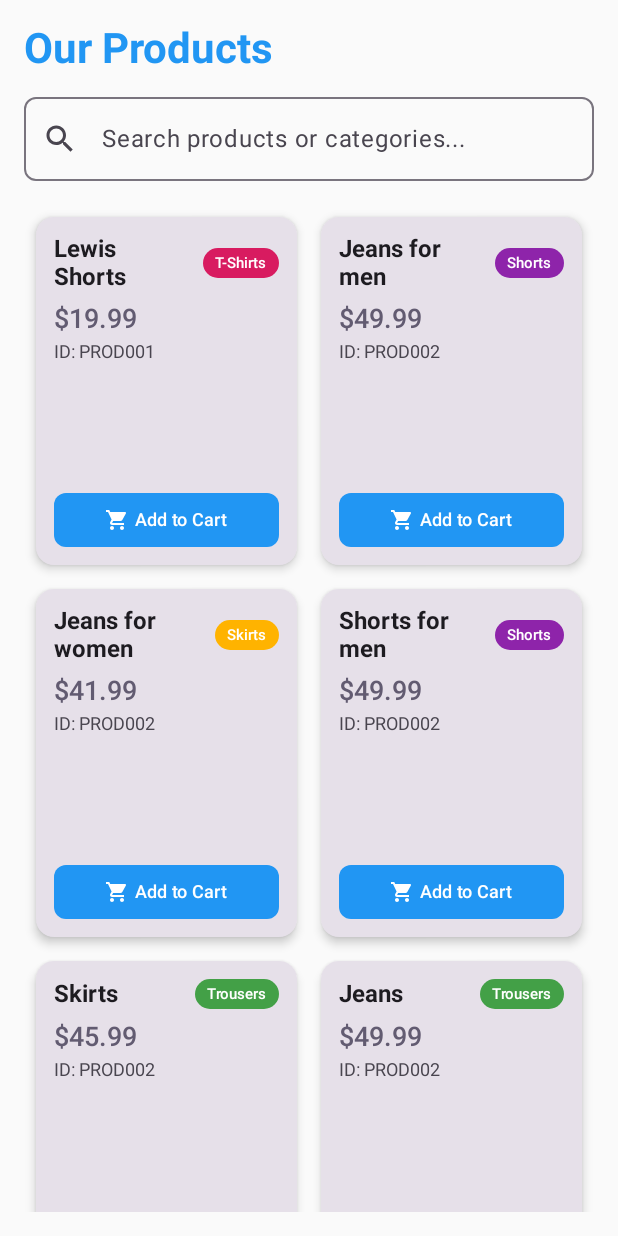
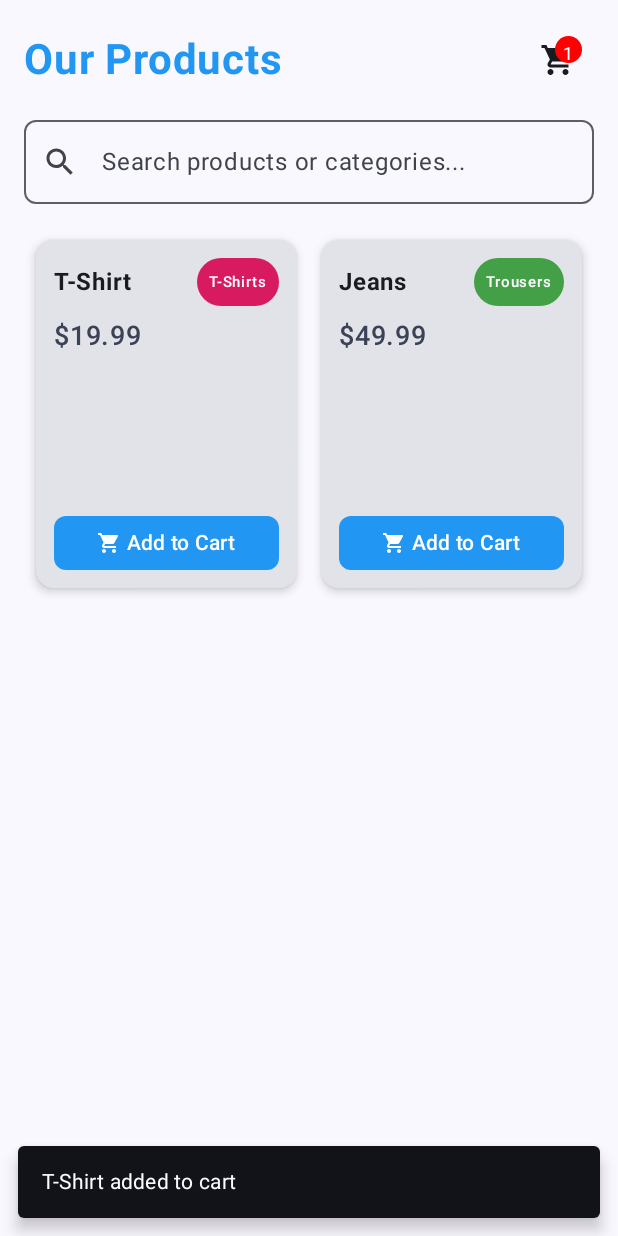
Before and after one commit to kaveenexe/collette, an Android app built with Jetpack Compose: the ProductListingScreen screen opened through its navigation route, after a tap on "Add to Cart", on a phone screen of 412 x 824 dp. Run offline under Robolectric (Android 15) with nearby library versions, the phone set to English and light mode, and no system bars.

Commit message:
Created Cart UI and Products Adding to it

```diff
--- a/app/build.gradle.kts
+++ b/app/build.gradle.kts
@@ -85,6 +85,7 @@ dependencies {
     implementation(libs.retrofit.converter.gson)
     implementation(libs.androidx.datastore.preferences)
     implementation(libs.androidx.navigation.compose)
+    implementation ("androidx.compose.material:material-icons-extended:1.5.0")
 }
 
 kapt {
--- a/app/src/main/java/com/example/colllette/MainActivity.kt
+++ b/app/src/main/java/com/example/colllette/MainActivity.kt
@@ -3,29 +3,54 @@ package com.example.colllette
 import android.os.Bundle
 import androidx.activity.ComponentActivity
 import androidx.activity.compose.setContent
+import androidx.compose.foundation.layout.fillMaxSize
+import androidx.compose.material3.MaterialTheme
+import androidx.compose.material3.Surface
+import androidx.compose.runtime.Composable
+import androidx.compose.ui.Modifier
+import androidx.lifecycle.viewmodel.compose.viewModel
 import androidx.navigation.compose.NavHost
 import androidx.navigation.compose.composable
-import com.example.colllette.ui.LoginScreen
 import androidx.navigation.compose.rememberNavController
+import com.example.colllette.ui.CartScreen
 import com.example.colllette.ui.ProductListingScreen
-import com.example.colllette.ui.theme.ActivationPendingScreen
-import com.example.colllette.ui.theme.HomeScreen
-import com.example.colllette.ui.theme.RegistrationScreen
-
+import com.example.colllette.ui.theme.CollletteTheme
+import com.example.colllette.viewmodel.ProductViewModel
+import com.example.colllette.viewmodel.ProductViewModelFactory
 
 class MainActivity : ComponentActivity() {
     override fun onCreate(savedInstanceState: Bundle?) {
         super.onCreate(savedInstanceState)
         setContent {
-
-                val navController = rememberNavController()
-            NavHost(navController = navController, startDestination = "products") {
-                composable("products") { ProductListingScreen() }
-                composable("activationPending") { ActivationPendingScreen() }
-                composable("home") { HomeScreen() }
-                // Add other destinations
+            CollletteTheme {
+                Surface(
+                    modifier = Modifier.fillMaxSize(),
+                    color = MaterialTheme.colorScheme.background
+                ) {
+                    CollletteApp()
+                }
             }
-
         }
     }
 }
+
+@Composable
+fun CollletteApp() {
+    val navController = rememberNavController()
+    val productViewModel: ProductViewModel = viewModel(factory = ProductViewModelFactory())
+
+    NavHost(navController = navController, startDestination = "productListing") {
+        composable("productListing") {
+            ProductListingScreen(
+                productViewModel = productViewModel,
+                onNavigateToCart = { navController.navigate("cart") }
+            )
+        }
+        composable("cart") {
+            CartScreen(
+                productViewModel = productViewModel,
+                onNavigateBack = { navController.popBackStack() }
+            )
+        }
+    }
+}
--- /dev/null
+++ b/app/src/main/java/com/example/colllette/network/Cart.kt
@@ -0,0 +1,15 @@
+package com.example.colllette.model
+
+data class CartItem(
+    val productId: String,
+    val productName: String,
+    var quantity: Int,
+    val price: Double
+)
+
+data class Cart(
+    val id: String,
+    val userId: String,
+    val items: MutableList<CartItem> = mutableListOf(),
+    var totalPrice: Double = 0.0
+)
--- a/app/src/main/java/com/example/colllette/ui/theme/ProductListingActivity.kt
+++ b/app/src/main/java/com/example/colllette/ui/theme/ProductListingActivity.kt
@@ -1,6 +1,6 @@
 package com.example.colllette.ui
 
-import android.app.Application
+import androidx.compose.foundation.background
 import androidx.compose.foundation.layout.*
 import androidx.compose.foundation.lazy.grid.GridCells
 import androidx.compose.foundation.lazy.grid.LazyVerticalGrid
@@ -15,52 +15,78 @@ import androidx.compose.runtime.*
 import androidx.compose.ui.Alignment
 import androidx.compose.ui.Modifier
 import androidx.compose.ui.graphics.Color
-import androidx.compose.ui.platform.LocalContext
 import androidx.compose.ui.text.font.FontWeight
 import androidx.compose.ui.text.style.TextOverflow
 import androidx.compose.ui.unit.dp
 import androidx.compose.ui.unit.sp
-import androidx.lifecycle.viewmodel.compose.viewModel
 import com.example.colllette.model.Product
 import com.example.colllette.ui.theme.customBlue
 import com.example.colllette.viewmodel.ProductViewModel
-import com.example.colllette.viewmodel.ProductViewModelFactory
+import kotlinx.coroutines.launch
 
 @OptIn(ExperimentalMaterial3Api::class)
 @Composable
-fun ProductListingScreen() {
-    val context = LocalContext.current
-    val productViewModel: ProductViewModel = viewModel(
-        factory = ProductViewModelFactory(context.applicationContext as Application)
-    )
+fun ProductListingScreen(
+    productViewModel: ProductViewModel,
+    onNavigateToCart: () -> Unit
+) {
+    val products by productViewModel.products.collectAsState()
+    val cart by productViewModel.cart.collectAsState()
+    var searchQuery by remember { mutableStateOf("") }
+    val snackbarHostState = remember { SnackbarHostState() }
+    val scope = rememberCoroutineScope()
 
-    var searchQuery by remember { mutableStateOf("") }
-    val products by productViewModel.products.collectAsState()
     val filteredProducts = products.filter { product ->
-        (product.name.contains(searchQuery, ignoreCase = true) ||
-                product.uniqueProductId.contains(searchQuery, ignoreCase = true) ||
-                product.category.contains(searchQuery, ignoreCase = true))
+        product.name.contains(searchQuery, ignoreCase = true) ||
+                product.category.contains(searchQuery, ignoreCase = true)
     }
 
+    Scaffold(
+        snackbarHost = { SnackbarHost(snackbarHostState) }
+    ) { paddingValues ->
         Column(
             modifier = Modifier
                 .fillMaxSize()
+                .padding(paddingValues)
                 .padding(16.dp)
+        ) {
+            Row(
+                modifier = Modifier.fillMaxWidth(),
+                horizontalArrangement = Arrangement.SpaceBetween,
+                verticalAlignment = Alignment.CenterVertically
             ) {
                 Text(
                     text = "Our Products",
                     fontSize = 28.sp,
                     fontWeight = FontWeight.Bold,
                     color = customBlue,
-            modifier = Modifier.padding(bottom = 16.dp)
                 )
+                Box {
+                    IconButton(onClick = onNavigateToCart) {
+                        Icon(Icons.Default.ShoppingCart, contentDescription = "Go to Cart")
+                    }
+                    if (cart.items.isNotEmpty()) {
+                        Text(
+                            text = cart.items.size.toString(),
+                            modifier = Modifier
+                                .align(Alignment.TopEnd)
+                                .offset(x = (-8).dp, y = 8.dp)
+                                .size(18.dp)
+                                .background(Color.Red, CircleShape)
+                                .wrapContentSize(Alignment.Center),
+                            color = Color.White,
+                            fontSize = 12.sp
+                        )
+                    }
+                }
+            }
 
             OutlinedTextField(
                 value = searchQuery,
                 onValueChange = { searchQuery = it },
                 modifier = Modifier
                     .fillMaxWidth()
-                .padding(bottom = 16.dp),
+                    .padding(vertical = 16.dp),
                 placeholder = { Text("Search products or categories...") },
                 leadingIcon = { Icon(Icons.Default.Search, contentDescription = "Search") },
                 singleLine = true,
@@ -74,7 +100,16 @@ fun ProductListingScreen() {
                 verticalArrangement = Arrangement.spacedBy(16.dp)
             ) {
                 items(filteredProducts) { product ->
-                ProductCard(product = product, onAddToCart = { productViewModel.addToCart(product) })
+                    ProductCard(
+                        product = product,
+                        onAddToCart = {
+                            productViewModel.addToCart(product)
+                            scope.launch {
+                                snackbarHostState.showSnackbar("${product.name} added to cart")
+                            }
+                        }
+                    )
+                }
             }
         }
     }
@@ -120,19 +155,11 @@ fun ProductCard(product: Product, onAddToCart: () -> Unit) {
                     color = MaterialTheme.colorScheme.secondary,
                     fontWeight = FontWeight.SemiBold
                 )
-                Spacer(modifier = Modifier.height(4.dp))
-                Text(
-                    text = "ID: ${product.uniqueProductId}",
-                    fontSize = 12.sp,
-                    color = MaterialTheme.colorScheme.onSurfaceVariant
-                )
             }
             Spacer(modifier = Modifier.height(12.dp))
             Button(
                 onClick = onAddToCart,
-                modifier = Modifier
-                    .fillMaxWidth()
-                    .height(36.dp),
+                modifier = Modifier.fillMaxWidth().height(36.dp),
                 colors = ButtonDefaults.buttonColors(containerColor = customBlue),
                 shape = RoundedCornerShape(8.dp)
             ) {
@@ -142,7 +169,7 @@ fun ProductCard(product: Product, onAddToCart: () -> Unit) {
                     modifier = Modifier.size(16.dp)
                 )
                 Spacer(modifier = Modifier.width(4.dp))
-                Text("Add to Cart", fontSize = 12.sp, color = Color.White)
+                Text("Add to Cart", fontSize = 14.sp, color = Color.White)
             }
         }
     }
--- a/app/src/main/java/com/example/colllette/viewmodel/ProductViewModel.kt
+++ b/app/src/main/java/com/example/colllette/viewmodel/ProductViewModel.kt
@@ -1,107 +1,98 @@
 package com.example.colllette.viewmodel
 
-import android.app.Application
-import androidx.lifecycle.AndroidViewModel
 import androidx.lifecycle.ViewModel
 import androidx.lifecycle.ViewModelProvider
+import androidx.lifecycle.viewModelScope
 import com.example.colllette.model.Product
+import com.example.colllette.model.Cart
+import com.example.colllette.model.CartItem
 import kotlinx.coroutines.flow.MutableStateFlow
 import kotlinx.coroutines.flow.StateFlow
+import kotlinx.coroutines.flow.update
+import kotlinx.coroutines.launch
 
-class ProductViewModel(application: Application) : AndroidViewModel(application) {
+class ProductViewModel : ViewModel() {
     private val _products = MutableStateFlow<List<Product>>(emptyList())
     val products: StateFlow<List<Product>> = _products
 
+    private val _cart = MutableStateFlow(Cart("", "user123"))
+    val cart: StateFlow<Cart> = _cart
+
     init {
-        loadProducts()
-    }
-
-    private fun loadProducts() {
-        // This is a placeholder. Replace with actual API call
-        val dummyProducts = listOf(
+        // Simulate fetching products
+        viewModelScope.launch {
+            _products.value = listOf(
                 Product(
                     id = "1",
-                uniqueProductId = "PROD001",
-                name = "Lewis Shorts",
-                description = "A comfortable cotton T-shirt",
+                    uniqueProductId = "T001",
+                    name = "T-Shirt",
+                    description = "Comfortable cotton T-Shirt",
+                    category = "T-Shirts",
                     price = 19.99,
-                category = "T-Shirts",
                     stockQuantity = 100,
-                vendorId = "VENDOR001",
-                isActive = true,
+                    vendorId = "V001",
+                    isActive = true
                 ),
                 Product(
                     id = "2",
-                uniqueProductId = "PROD002",
-                name = "Jeans for men",
-                category = "Shorts",
+                    uniqueProductId = "J001",
+                    name = "Jeans",
                     description = "Classic blue jeans",
+                    category = "Trousers",
                     price = 49.99,
                     stockQuantity = 50,
-                vendorId = "VENDOR001",
-                isActive = true,
-            ),
-            Product(
-                id = "2",
-                uniqueProductId = "PROD002",
-                name = "Jeans for women",
-                category = "Skirts",
-                description = "Classic blue jeans for women",
-                price = 41.99,
-                stockQuantity = 30,
-                vendorId = "VENDOR001",
-                isActive = true,
-            ),
-            Product(
-                id = "2",
-                uniqueProductId = "PROD002",
-                name = "Shorts for men",
-                category = "Shorts",
-                description = "Classic blue Shorts",
-                price = 49.99,
-                stockQuantity = 50,
-                vendorId = "VENDOR001",
-                isActive = true,
-            ),
-            Product(
-                id = "2",
-                uniqueProductId = "PROD002",
-                name = "Skirts",
-                category = "Trousers",
-                description = "Classic blue Skirts",
-                price = 45.99,
-                stockQuantity = 50,
-                vendorId = "VENDOR001",
-                isActive = true,
-            ),
-            Product(
-                id = "2",
-                uniqueProductId = "PROD002",
-                name = "Jeans",
-                category = "Trousers",
-                description = "Classic blue jeans",
-                price = 49.99,
-                stockQuantity = 50,
-                vendorId = "VENDOR001",
-                isActive = true,
-            ),
-
-            // Add more dummy products as needed
+                    vendorId = "V002",
+                    isActive = true
                 )
-        _products.value = dummyProducts
+                // Add more sample products as needed
+            )
+        }
     }
 
     fun addToCart(product: Product) {
-        // TODO: Implement add to cart logic
-        println("Added ${product.name} to cart")
+        _cart.update { currentCart ->
+            val existingItem = currentCart.items.find { it.productId == product.uniqueProductId }
+            if (existingItem != null) {
+                existingItem.quantity++
+            } else {
+                currentCart.items.add(CartItem(product.uniqueProductId, product.name, 1, product.price))
+            }
+            currentCart.copy(totalPrice = calculateTotalPrice(currentCart.items))
         }
     }
 
-class ProductViewModelFactory(private val application: Application) : ViewModelProvider.Factory {
+    fun removeFromCart(productId: String) {
+        _cart.update { currentCart ->
+            val updatedItems = currentCart.items.filter { it.productId != productId }
+            currentCart.copy(
+                items = updatedItems.toMutableList(),
+                totalPrice = calculateTotalPrice(updatedItems)
+            )
+        }
+    }
+
+    fun updateItemQuantity(productId: String, newQuantity: Int) {
+        _cart.update { currentCart ->
+            val updatedItems = currentCart.items.map { item ->
+                if (item.productId == productId) item.copy(quantity = newQuantity) else item
+            }
+            currentCart.copy(
+                items = updatedItems.toMutableList(),
+                totalPrice = calculateTotalPrice(updatedItems)
+            )
+        }
+    }
+
+    private fun calculateTotalPrice(items: List<CartItem>): Double {
+        return items.sumOf { it.price * it.quantity }
+    }
+}
+
+class ProductViewModelFactory : ViewModelProvider.Factory {
     override fun <T : ViewModel> create(modelClass: Class<T>): T {
         if (modelClass.isAssignableFrom(ProductViewModel::class.java)) {
             @Suppress("UNCHECKED_CAST")
-            return ProductViewModel(application) as T
+            return ProductViewModel() as T
         }
         throw IllegalArgumentException("Unknown ViewModel class")
     }
```
Also changed, not shown: app/src/main/java/com/example/colllette/ui/theme/CartScreen.kt (added, +112 -0 lines). Lines whose indentation alone changed are shown as unchanged.
